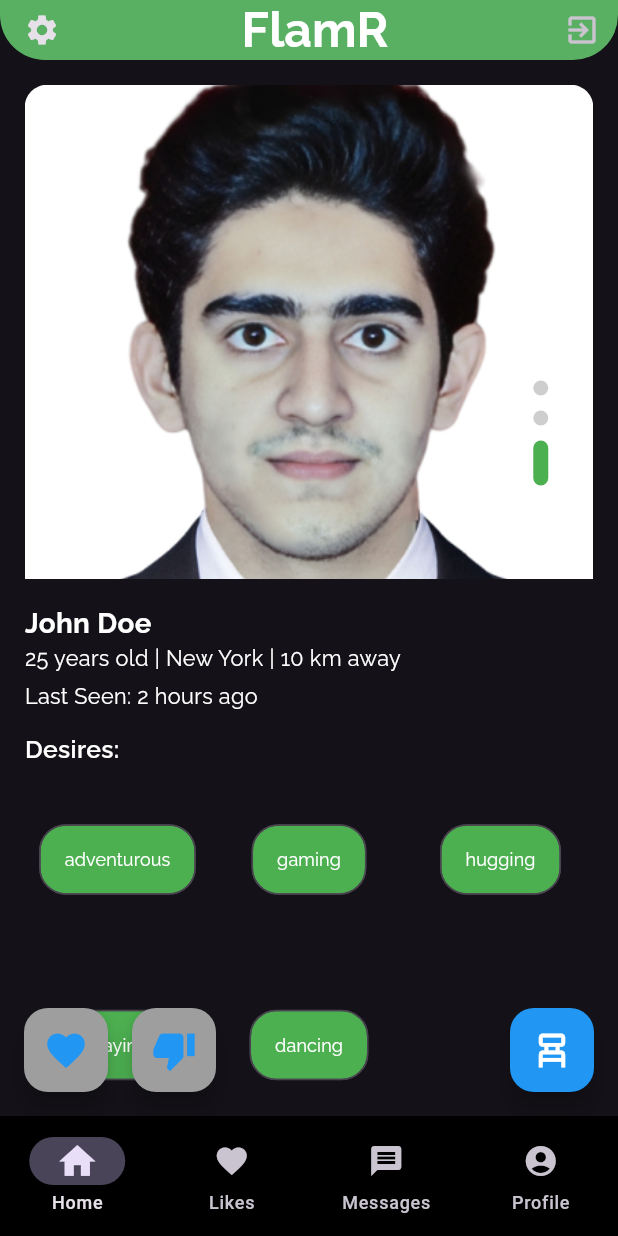
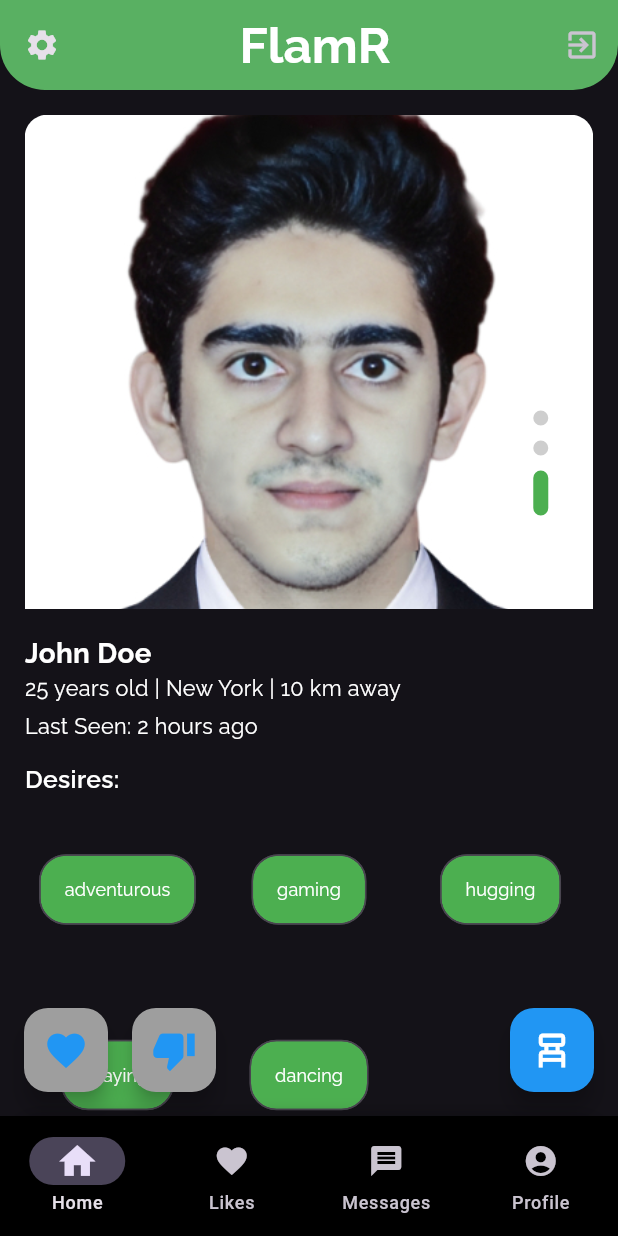
Before and after one commit to Darshanaojha/flutter-test-dating, a Flutter app: the NavigationBottomBar screen opened by its route, on a phone screen of 412 x 824 dp. Run offline on Flutter 3.47's test engine with Material 3 defaults, Android fonts, the phone set to English and light mode, and no system bars; drawn by our look-alikes of smooth_page_indicator; our stand-ins replace flutter_spinkit, fluttertoast, geocoding, geolocator, get, google_fonts and 6 more; accounts and stored records are empty.

Commit message:
navigation

```diff
--- a/lib/Screens/navigationbar/navigationpage.dart
+++ b/lib/Screens/navigationbar/navigationpage.dart
@@ -1,4 +1,3 @@
-import 'package:dating_application/Controllers/controller.dart';
 import 'package:dating_application/Screens/login.dart';
 import 'package:flutter/material.dart';
 import 'package:get/get.dart';
@@ -10,10 +9,7 @@ import '../settings/setting.dart';
 import '../userprofile/userprofilepage.dart';
 
 class NavigationController extends GetxController {
-  // Track the selected index
   final Rx<int> selectedIndex = 0.obs;
-
-  // Store the pages themselves (not the result of Get.to())
   final List<Widget> screens = [
     HomePage(),
     LikesPage(),
@@ -21,13 +17,63 @@ class NavigationController extends GetxController {
     UserProfilePage()
   ];
 
-  // Method to navigate to a different screen
   void navigateTo(int index) {
     selectedIndex.value = index;
   }
 }
+
 class NavigationBottomBar extends StatelessWidget {
   const NavigationBottomBar({super.key});
+
+  double getResponsiveFontSize(BuildContext context, double scale) {
+    double screenWidth = MediaQuery.of(context).size.width;
+    return screenWidth * scale;
+  }
+
+  void showLogoutDialog(BuildContext context) {
+    showDialog(
+      context: context,
+      barrierDismissible: false,
+      builder: (BuildContext context) {
+        return AlertDialog(
+          title: Text('Logout',
+              style: AppTextStyles.headingText
+                  .copyWith(fontSize: getResponsiveFontSize(context, 0.04))),
+          content: Text('Are you sure you want to log out?',
+              style: AppTextStyles.headingText
+                  .copyWith(fontSize: getResponsiveFontSize(context, 0.04))),
+          actions: <Widget>[
+            TextButton(
+              style: TextButton.styleFrom(
+                foregroundColor: AppColors.textColor,
+                backgroundColor: AppColors.primaryColor,
+              ),
+              onPressed: () {
+                Navigator.of(context).pop();
+              },
+              child: Text('No',
+                  style: AppTextStyles.headingText.copyWith(
+                      fontSize: getResponsiveFontSize(context, 0.04))),
+            ),
+            TextButton(
+              style: TextButton.styleFrom(
+                foregroundColor: AppColors.textColor,
+                backgroundColor:
+                    AppColors.inactiveColor,
+              ),
+              onPressed: () {
+                Get.offAll(() =>
+                    Login());
+              },
+              child: Text('Yes',
+                  style: AppTextStyles.headingText.copyWith(
+                      fontSize: getResponsiveFontSize(context, 0.04))),
+            ),
+          ],
+        );
+      },
+    );
+  }
 
   @override
   Widget build(BuildContext context) {
@@ -35,13 +81,18 @@ class NavigationBottomBar extends StatelessWidget {
 
     return Scaffold(
       appBar: PreferredSize(
-        preferredSize: Size.fromHeight(40),
+        preferredSize: Size.fromHeight(60),
         child: AppBar(
           elevation: 5,
           title: Center(
             child: Padding(
               padding: const EdgeInsets.all(8.0),
-              child: Text('FlamR', style: AppTextStyles.headingText),
+              child: Text(
+                'FlamR',
+                style: AppTextStyles.headingText.copyWith(
+                  fontSize: getResponsiveFontSize(context, 0.08),
+                ),
+              ),
             ),
           ),
           backgroundColor: AppColors.acceptColor,
@@ -51,7 +102,6 @@ class NavigationBottomBar extends StatelessWidget {
               bottomRight: Radius.circular(30),
             ),
           ),
-          // Add the Settings icon to the leading side (left side)
           leading: IconButton(
             icon: Icon(Icons.settings),
             onPressed: () {
@@ -61,30 +111,41 @@ class NavigationBottomBar extends StatelessWidget {
               );
             },
           ),
-          // Add the Logout button to the actions (right side)
           actions: [
             IconButton(
               icon: Icon(Icons.exit_to_app),
               onPressed: () {
-                // Add your logout functionality here
-                // Example:
-                Get.offAll(() => Login()); // Redirect to Login Page
+                showLogoutDialog(context);
               },
             ),
           ],
         ),
       ),
-      // Use Obx to reactively display the selected screen based on selectedIndex
       body: Obx(() {
         return controller.screens[controller.selectedIndex.value];
       }),
-
-      // The Bottom Navigation Bar with animated icons
       bottomNavigationBar: Obx(() {
-        return NavigationBar(
+        return AnimatedContainer(
+          duration: Duration(milliseconds: 300),
+          curve: Curves.easeInOut,
+          decoration: BoxDecoration(
+            color: AppColors.primaryColor,
+            borderRadius: BorderRadius.only(
+              topLeft: Radius.circular(30),
+              topRight: Radius.circular(30),
+            ),
+            boxShadow: [
+              BoxShadow(
+                color: Colors.black.withOpacity(0.2),
+                offset: Offset(0, -2),
+                blurRadius: 8,
+              ),
+            ],
+          ),
+          child: NavigationBar(
             selectedIndex: controller.selectedIndex.value,
             onDestinationSelected: (index) {
-            controller.navigateTo(index); // Change the index and navigate
+              controller.navigateTo(index);
             },
             backgroundColor: AppColors.primaryColor,
             height: 80,
@@ -92,9 +153,7 @@ class NavigationBottomBar extends StatelessWidget {
             destinations: [
               NavigationDestination(
                 icon: AnimatedScale(
-                scale: controller.selectedIndex.value == 0
-                    ? 1.2
-                    : 1.0, // Scale effect on selection
+                  scale: controller.selectedIndex.value == 0 ? 1.2 : 1.0,
                   duration: const Duration(milliseconds: 300),
                   child: Icon(Icons.home),
                 ),
@@ -102,9 +161,7 @@ class NavigationBottomBar extends StatelessWidget {
               ),
               NavigationDestination(
                 icon: AnimatedScale(
-                scale: controller.selectedIndex.value == 1
-                    ? 1.2
-                    : 1.0, // Scale effect on selection
+                  scale: controller.selectedIndex.value == 1 ? 1.2 : 1.0,
                   duration: const Duration(milliseconds: 300),
                   child: Icon(Icons.favorite),
                 ),
@@ -112,9 +169,7 @@ class NavigationBottomBar extends StatelessWidget {
               ),
               NavigationDestination(
                 icon: AnimatedScale(
-                scale: controller.selectedIndex.value == 2
-                    ? 1.2
-                    : 1.0, // Scale effect on selection
+                  scale: controller.selectedIndex.value == 2 ? 1.2 : 1.0,
                   duration: const Duration(milliseconds: 300),
                   child: Icon(Icons.message),
                 ),
@@ -122,15 +177,14 @@ class NavigationBottomBar extends StatelessWidget {
               ),
               NavigationDestination(
                 icon: AnimatedScale(
-                scale: controller.selectedIndex.value == 3
-                    ? 1.2
-                    : 1.0, // Scale effect on selection
+                  scale: controller.selectedIndex.value == 3 ? 1.2 : 1.0,
                   duration: const Duration(milliseconds: 300),
                   child: Icon(Icons.account_circle),
                 ),
                 label: 'Profile',
               ),
             ],
+          ),
         );
       }),
     );
```
Also changed, not shown: lib/Screens/register_subpag/register_subpage.dart (+4 -6 lines). Lines whose indentation alone changed are shown as unchanged.
